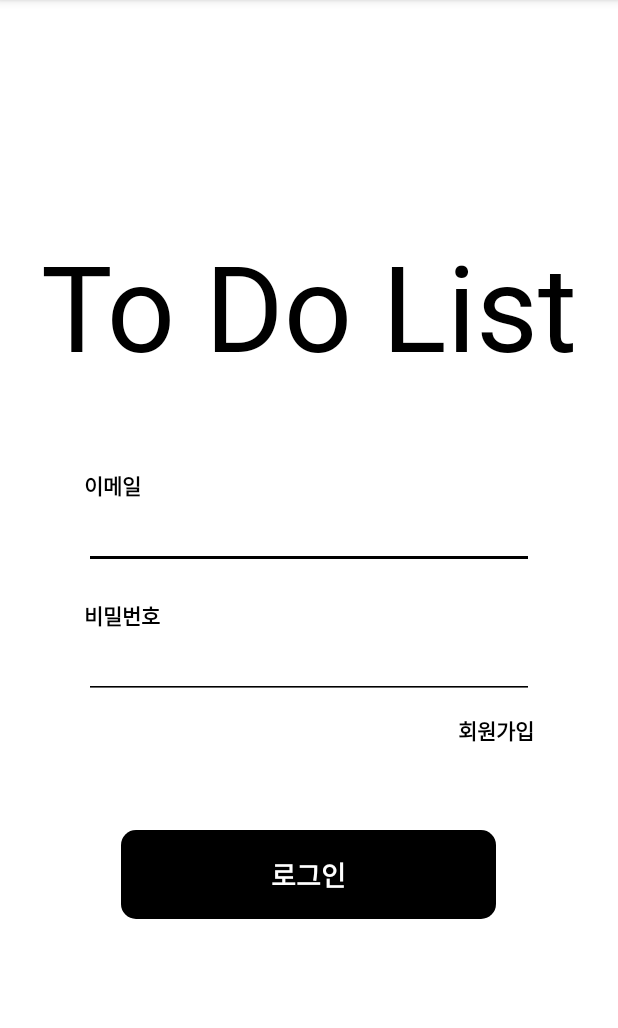
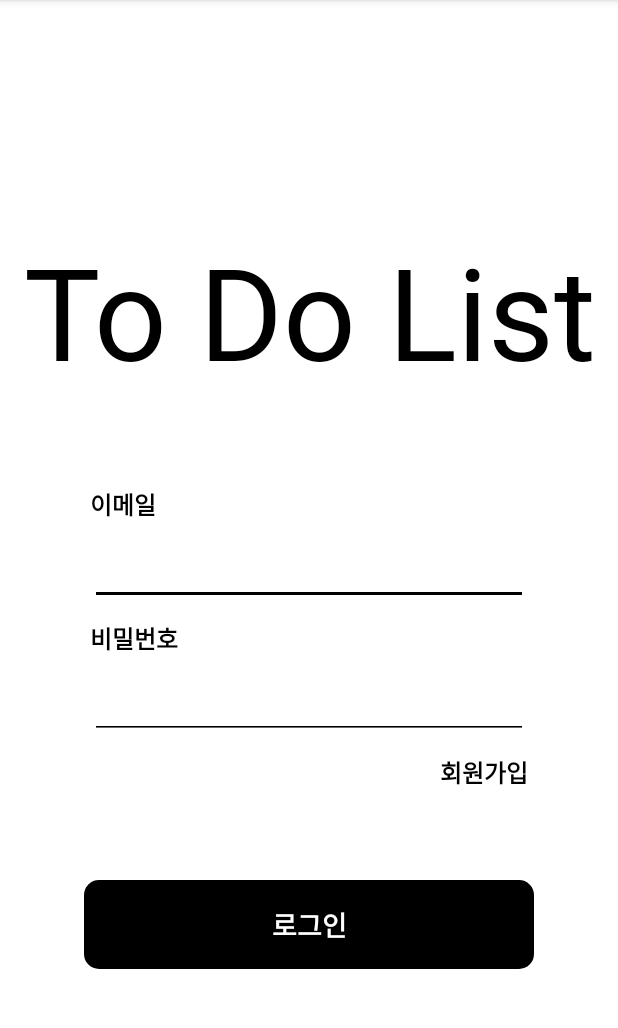
Before and after one commit to hyunmin0317/LOOKIE_FRONT_TOY2, an Android app: the layout activity_login.xml on its own in the app's theme, with its tools: preview values and no code run, on a phone screen of 412 x 824 dp, the part 84-1112 px from its top. Run offline under Robolectric (Android 15) with nearby library versions, the phone set to English and light mode, and no system bars.

Commit message:
Update login.xml

```diff
--- a/app/src/main/res/layout/activity_login.xml
+++ b/app/src/main/res/layout/activity_login.xml
@@ -17,7 +17,7 @@
         android:text="To Do List"
         android:fontFamily="@font/nanumpen"
         android:textColor="#000000"
-        android:textSize="80dp" />
+        android:textSize="85dp" />
 
 
     <LinearLayout
@@ -25,7 +25,7 @@
         android:layout_height="wrap_content"
         android:layout_gravity="center"
         android:orientation="vertical"
-        android:padding="56dp">
+        android:padding="60dp">
 
         <TextView
             android:layout_width="wrap_content"
@@ -33,14 +33,15 @@
             android:text="이메일"
             android:layout_marginBottom="5dp"
             android:textColor="#000000"
+            android:textSize="16dp"
             android:textStyle="bold"/>
 
         <EditText
             android:id="@+id/username_inpubox"
             android:layout_width="match_parent"
-            android:layout_height="40dp"
+            android:layout_height="50dp"
             android:layout_gravity="center"
-            android:layout_marginBottom="20dp"
+            android:layout_marginBottom="10dp"
             android:gravity="center"
             android:hint="아이디를 입력해주세요"
             android:backgroundTint="#000000" />
@@ -49,6 +50,7 @@
             android:layout_width="wrap_content"
             android:layout_height="wrap_content"
             android:text="비밀번호"
+            android:textSize="16dp"
             android:layout_marginBottom="5dp"
             android:textColor="#000000"
             android:textStyle="bold"/>
@@ -56,7 +58,7 @@
         <EditText
             android:id="@+id/password_inpubox"
             android:layout_width="match_parent"
-            android:layout_height="40dp"
+            android:layout_height="50dp"
             android:layout_gravity="center"
             android:layout_marginBottom="10dp"
             android:gravity="center"
@@ -68,6 +70,7 @@
             android:layout_width="wrap_content"
             android:layout_height="wrap_content"
             android:layout_gravity="right"
+            android:textSize="16dp"
             android:text="회원가입"
             android:textColor="#000000"
             android:textStyle="bold"/>
@@ -76,7 +79,7 @@
 
     <TextView
         android:id="@+id/login"
-        android:layout_width="250dp"
+        android:layout_width="300dp"
         android:layout_height="wrap_content"
         android:layout_gravity="center"
         android:background="@drawable/edittext_rounded_corner_rectangle"
```
